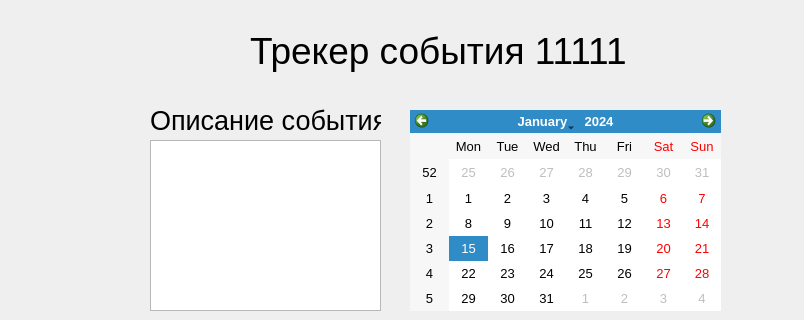
Qt form tracker.ui (alekspetrov3009/PyQt5-apps) before a commit; both pictures show x 0 to 804 and y 0 to 320 of the 804 by 596 pixel window.
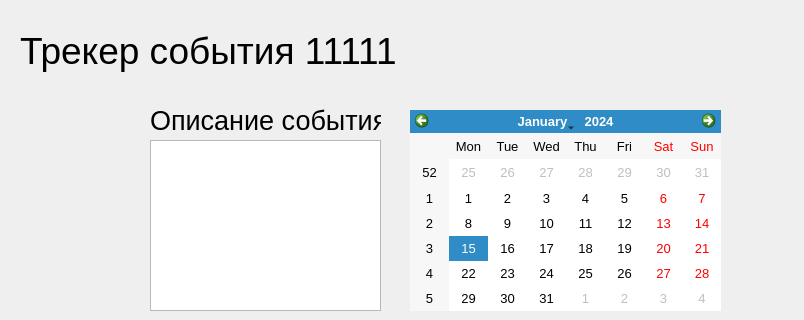
The same form after that commit.

```diff
--- a/tracker.ui
+++ b/tracker.ui
@@ -22,9 +22,9 @@
    <widget class="QLabel" name="label">
     <property name="geometry">
      <rect>
-      <x>250</x>
+      <x>20</x>
       <y>10</y>
-      <width>401</width>
+      <width>761</width>
       <height>81</height>
      </rect>
     </property>
```
Left out of the diff: 2 changed lines with no effect on the pictures.
